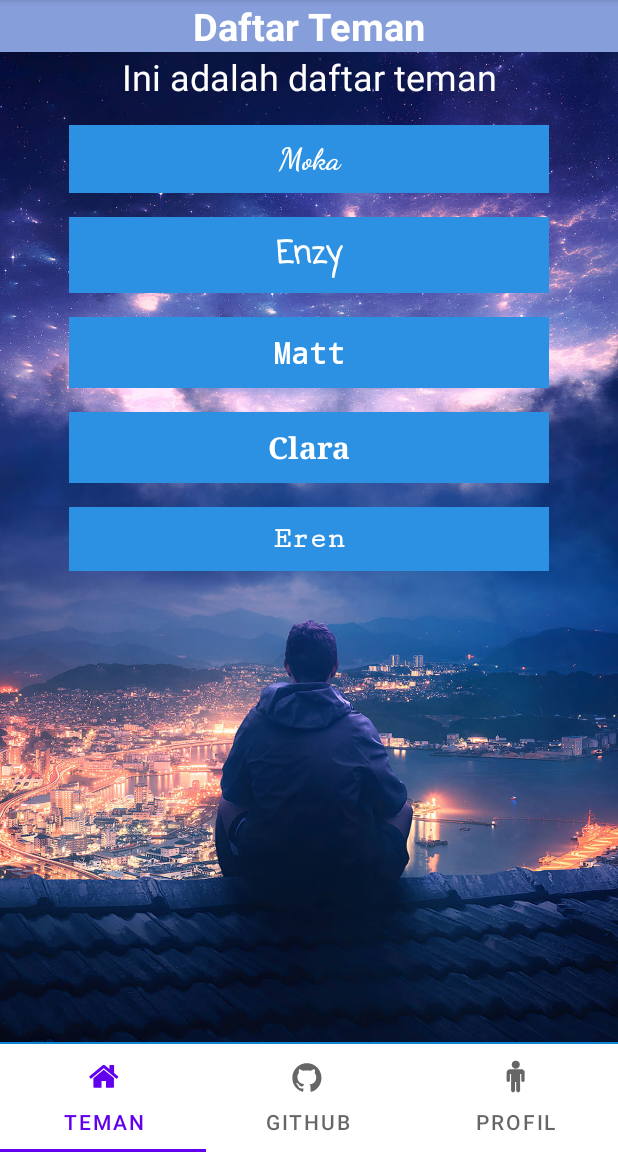
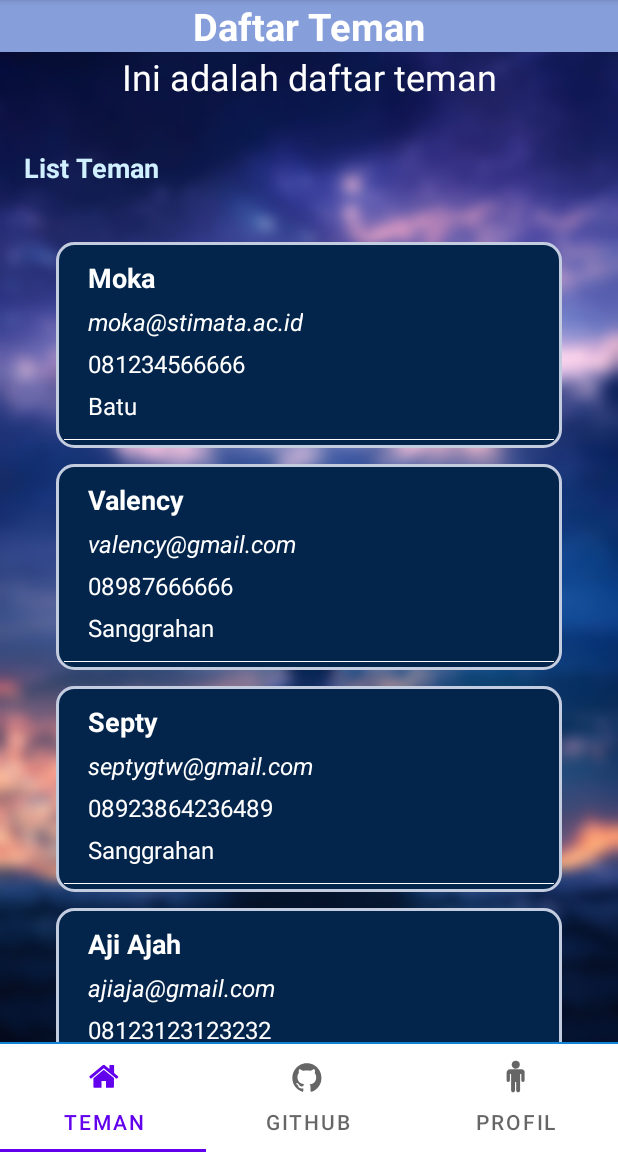
Before and after one commit to 20520005/Moch_Khafidz-ViewPager, an Android app: the screen it shows after launch (MainActivity), on a phone screen of 412 x 824 dp, the part 84-1236 px from its top. Run offline under Robolectric (Android 15) with nearby library versions, the phone set to English and light mode, and no system bars.

Commit message:
RecyclerView
tugas praktikum 9 ppb1

```diff
--- /dev/null
+++ b/app/src/main/java/com/mokha/viewpagermokha/MyFriend.kt
@@ -0,0 +1,9 @@
+package com.mokha.viewpagermokha
+
+class MyFriend (
+    val nama : String,
+    val jekel : String,
+    val email : String,
+    val telp : String,
+    val alamat : String
+)
--- /dev/null
+++ b/app/src/main/java/com/mokha/viewpagermokha/MyFriendAdapter.kt
@@ -0,0 +1,35 @@
+package com.mokha.viewpagermokha
+
+import android.content.Context
+import android.view.LayoutInflater
+import android.view.View
+import android.view.ViewGroup
+import androidx.fragment.app.FragmentContainerView
+import androidx.recyclerview.widget.RecyclerView
+import kotlinx.android.extensions.LayoutContainer
+import kotlinx.android.synthetic.main.my_friends_item.*
+
+class MyFriendAdapter (private val context: Context, private val items: ArrayList<MyFriend>):
+    RecyclerView.Adapter<MyFriendAdapter.ViewHolder>()  {
+    override fun onCreateViewHolder(parent: ViewGroup, viewType: Int)=ViewHolder(
+        LayoutInflater.from(context).inflate(R.layout.my_friends_item, parent, false)
+    )
+
+    override fun getItemCount(): Int {
+        return items.size
+    }
+
+    override fun onBindViewHolder(holder: ViewHolder, position: Int) {
+        holder.bindItem(items.get(position))
+    }
+
+    class ViewHolder(override val containerView:View):
+            RecyclerView.ViewHolder(containerView), LayoutContainer{
+                fun bindItem(item:MyFriend) {
+                    txtFriendName.text=item.nama
+                    txtFriendEmail.text=item.email
+                    txtFriendTelp.text=item.telp
+                    txtFriendAlamat.text=item.alamat
+                }
+            }
+}
--- a/app/src/main/java/com/mokha/viewpagermokha/MyFriendsFragment.kt
+++ b/app/src/main/java/com/mokha/viewpagermokha/MyFriendsFragment.kt
@@ -6,8 +6,58 @@ import android.view.View
 import android.view.ViewGroup
 import androidx.annotation.Nullable
 import androidx.fragment.app.Fragment
+import androidx.recyclerview.widget.LinearLayoutManager
+import kotlinx.android.synthetic.*
+import kotlinx.android.synthetic.main.fragment_my_friends.*
 
 class MyFriendsFragment : Fragment() {
+    lateinit var listTeman:ArrayList<MyFriend>
+
+    private fun simulasiDataTeman(){
+        listTeman= ArrayList()
+        listTeman.add(
+            MyFriend("Moka", "Laki-laki", "moka@stimata.ac.id",
+        "081234566666", "Batu")
+        )
+        listTeman.add(
+            MyFriend("Valency", "Perempuan", "valency@gmail.com",
+        "08987666666", "Sanggrahan")
+        )
+        listTeman.add(
+            MyFriend("Septy", "Perempuan", "septygtw@gmail.com",
+                "08923864236489", "Sanggrahan")
+        )
+        listTeman.add(
+            MyFriend("Aji Ajah", "Laki-laki", "ajiaja@gmail.com",
+                "08123123123232", "Kediri")
+        )
+        listTeman.add(
+            MyFriend("Michael", "Laki-laki", "mightymikey@gmail.com",
+                "0217474834845", "Tokyo")
+        )
+        listTeman.add(
+            MyFriend("Selina", "Perempuan", "selinsalon@gmail.com",
+                "0858383893898", "Bumiaji")
+        )
+        listTeman.add(
+            MyFriend("Stuard", "Laki-laki", "stuardyou@gmail.com",
+                "0123123156", "London")
+        )
+        listTeman.add(
+            MyFriend("James", "Laki-laki", "jameslikejams@gmail.com",
+                "02198964574", "Kentucky")
+        )
+        listTeman.add(
+            MyFriend("Sasha", "Perempuan", "sashasausage@gmail.com",
+                "0678335728", "Great Britain")
+        )
+    }
+
+    private fun tampilTeman(){
+        rv_listMyfriends.layoutManager=LinearLayoutManager(activity)
+        rv_listMyfriends.adapter=MyFriendAdapter(activity!!, listTeman)
+    }
+
     override fun onCreate(savedInstanceState: Bundle?) {
         super.onCreate(savedInstanceState)
     }
@@ -22,5 +72,16 @@ class MyFriendsFragment : Fragment() {
 
     override fun onViewCreated(view: View, @Nullable savedInstanceState: Bundle?) {
         super.onViewCreated(view, savedInstanceState)
+        initView()
+    }
+
+    private fun initView(){
+        simulasiDataTeman()
+        tampilTeman()
+    }
+
+    override fun onDestroy() {
+        super.onDestroy()
+        this.clearFindViewByIdCache()
     }
 }
--- /dev/null
+++ b/app/src/main/res/drawable/bentuk.xml
@@ -0,0 +1,26 @@
+<?xml version="1.0" encoding="utf-8"?>
+<shape
+    xmlns:android="http://schemas.android.com/apk/res/android"
+    android:shape="rectangle"   >
+
+    <solid
+        android:color="#03254c" >
+    </solid>
+
+    <stroke
+        android:width="2dp"
+        android:color="#C4CDE0" >
+    </stroke>
+
+    <padding
+        android:left="5dp"
+        android:top="5dp"
+        android:right="5dp"
+        android:bottom="5dp"    >
+    </padding>
+
+    <corners
+        android:radius="11dp"   >
+    </corners>
+
+</shape>
--- a/app/src/main/res/layout/fragment_github.xml
+++ b/app/src/main/res/layout/fragment_github.xml
@@ -8,7 +8,7 @@
         android:layout_width="match_parent"
         android:layout_height="match_parent"
         android:src="@drawable/mokalone"
-        android:scaleType="centerCrop"/>
+        android:scaleType="centerCrop" />
 
     <TextView
         android:layout_width="match_parent"
--- a/app/src/main/res/layout/fragment_my_friends.xml
+++ b/app/src/main/res/layout/fragment_my_friends.xml
@@ -7,7 +7,7 @@
     <ImageView
         android:layout_width="match_parent"
         android:layout_height="match_parent"
-        android:src="@drawable/mokalone"
+        android:src="@drawable/mokaloneblr"
         android:scaleType="centerCrop"/>
 
     <TextView
@@ -34,94 +34,42 @@
         android:gravity="center"
         android:layout_below="@id/text_view"/>
 
-    <TextView
-        android:id="@+id/nama1"
-        android:layout_width="320dp"
-        android:layout_height="wrap_content"
-        android:layout_marginBottom="@dimen/activity_vertical_margin"
-        android:layout_marginLeft="@dimen/activity_horizontal_margin"
-        android:layout_marginRight="@dimen/activity_horizontal_margin"
-        android:text="Moka"
-        android:textSize="20dp"
-        android:textColor="@color/white"
-        android:textAlignment="center"
-        android:textStyle="bold"
-        android:fontFamily="cursive"
-        android:padding="10dp"
-        android:background="#2d91e3"
-        android:layout_centerInParent="true"
-        android:layout_below="@id/text_view2"/>
+
 
     <TextView
-        android:id="@+id/nama2"
-        android:layout_width="320dp"
+        android:id="@+id/text_view3"
+        android:layout_width="match_parent"
         android:layout_height="wrap_content"
-        android:layout_marginBottom="@dimen/activity_vertical_margin"
-        android:layout_marginLeft="@dimen/activity_horizontal_margin"
-        android:layout_marginRight="@dimen/activity_horizontal_margin"
-        android:text="Enzy"
-        android:textSize="20dp"
-        android:textColor="@color/white"
-        android:textAlignment="center"
+        android:textSize="18sp"
+        android:layout_margin="16dp"
+        android:text="List Teman"
         android:textStyle="bold"
-        android:fontFamily="casual"
-        android:padding="10dp"
-        android:background="#2d91e3"
-        android:layout_centerInParent="true"
-        android:layout_below="@id/nama1"/>
+        android:textColor="#d0efff"
+        android:layout_below="@id/text_view2"/>
+    <ScrollView
+        android:layout_width="match_parent"
+        android:layout_height="wrap_content"
+        android:fillViewport="true"
+        android:layout_below="@id/text_view3">
 
-    <TextView
-        android:id="@+id/nama3"
-        android:layout_width="320dp"
-        android:layout_height="wrap_content"
-        android:layout_marginBottom="@dimen/activity_vertical_margin"
-        android:layout_marginLeft="@dimen/activity_horizontal_margin"
-        android:layout_marginRight="@dimen/activity_horizontal_margin"
-        android:text="Matt"
-        android:textSize="20dp"
-        android:textColor="@color/white"
-        android:textAlignment="center"
-        android:textStyle="bold"
-        android:fontFamily="monospace"
-        android:padding="10dp"
-        android:background="#2d91e3"
-        android:layout_centerInParent="true"
-        android:layout_below="@id/nama2"/>
+        <LinearLayout
+            android:layout_width="match_parent"
+            android:layout_height="wrap_content"
+            android:orientation="vertical"
+            android:layout_marginLeft="@dimen/activity_vertical_margin"
+            android:layout_marginRight="@dimen/activity_vertical_margin">
 
-    <TextView
-        android:id="@+id/nama4"
-        android:layout_width="320dp"
-        android:layout_height="wrap_content"
-        android:layout_marginBottom="@dimen/activity_vertical_margin"
-        android:layout_marginLeft="@dimen/activity_horizontal_margin"
-        android:layout_marginRight="@dimen/activity_horizontal_margin"
-        android:text="Clara"
-        android:textSize="20dp"
-        android:textColor="@color/white"
-        android:textAlignment="center"
-        android:textStyle="bold"
-        android:fontFamily="serif"
-        android:padding="10dp"
-        android:background="#2d91e3"
-        android:layout_centerInParent="true"
-        android:layout_below="@id/nama3"/>
+            <androidx.recyclerview.widget.RecyclerView
+            android:layout_width="match_parent"
+            android:layout_height="wrap_content"
+            android:id="@+id/rv_listMyfriends"
+            android:layout_margin="16dp"
+            android:layout_below="@id/text_view3"/>
 
-    <TextView
-        android:id="@+id/nama5"
-        android:layout_width="320dp"
-        android:layout_height="wrap_content"
-        android:layout_marginBottom="@dimen/activity_vertical_margin"
-        android:layout_marginLeft="@dimen/activity_horizontal_margin"
-        android:layout_marginRight="@dimen/activity_horizontal_margin"
-        android:text="Eren"
-        android:textSize="20dp"
-        android:textColor="@color/white"
-        android:textAlignment="center"
-        android:textStyle="bold"
-        android:fontFamily="serif-monospace"
-        android:padding="10dp"
-        android:background="#2d91e3"
-        android:layout_centerInParent="true"
-        android:layout_below="@id/nama4"/>
+        </LinearLayout>
+    </ScrollView>
+
+
+
 
 </RelativeLayout>
--- a/app/src/main/res/layout/fragment_profile.xml
+++ b/app/src/main/res/layout/fragment_profile.xml
@@ -34,13 +34,25 @@
         android:gravity="center"
         android:layout_below="@id/text_view"/>
 
+    <ScrollView
+        android:layout_width="match_parent"
+        android:layout_height="wrap_content"
+        android:fillViewport="true"
+        android:layout_below="@id/text_view2">
+
+    <LinearLayout
+        android:layout_width="match_parent"
+        android:layout_height="wrap_content"
+        android:orientation="vertical"
+        android:layout_gravity="center">
+
     <ImageView
         android:id="@+id/foto_profil"
         android:layout_width="170dp"
         android:layout_height="170dp"
         android:src="@drawable/mokkss"
-        android:layout_centerInParent="true"
-        android:layout_below="@id/text_view2"/>
+        android:layout_gravity="center"
+        android:layout_marginTop="@dimen/activity_vertical_margin"/>
 
     <TextView
         android:id="@+id/nama_profil"
@@ -54,10 +66,9 @@
         android:textStyle="bold"
         android:fontFamily="serif-monospace"
         android:textAlignment="center"
-        android:layout_centerInParent="true"
+        android:layout_gravity="center"
         android:padding="10dp"
-        android:background="#2d91e3"
-        android:layout_below="@id/foto_profil"/>
+        android:background="@drawable/bentuk" />
 
     <TextView
         android:id="@+id/nim_profil"
@@ -70,10 +81,9 @@
         android:textStyle="bold"
         android:fontFamily="serif-monospace"
         android:textAlignment="center"
-        android:layout_centerInParent="true"
+        android:layout_gravity="center"
         android:padding="10dp"
-        android:background="#2d91e3"
-        android:layout_below="@id/nama_profil"/>
+        android:background="@drawable/bentuk" />
 
     <TextView
         android:id="@+id/prodi_profil"
@@ -86,10 +96,11 @@
         android:textStyle="bold"
         android:fontFamily="serif-monospace"
         android:textAlignment="center"
-        android:layout_centerInParent="true"
+        android:layout_gravity="center"
         android:padding="10dp"
-        android:background="#2d91e3"
-        android:layout_below="@id/nim_profil"/>
+        android:background="@drawable/bentuk" />
 
+    </LinearLayout>
+    </ScrollView>
 
 </RelativeLayout>
--- /dev/null
+++ b/app/src/main/res/layout/my_friends_item.xml
@@ -0,0 +1,59 @@
+<?xml version="1.0" encoding="utf-8"?>
+<LinearLayout xmlns:android="http://schemas.android.com/apk/res/android"
+    android:layout_width="match_parent"
+    android:layout_height="wrap_content"
+    android:orientation="vertical"
+    android:layout_margin="5dp"
+    android:padding="5dp"
+    android:background="@drawable/bentuk">
+
+    <TextView
+        android:layout_width="wrap_content"
+        android:layout_height="wrap_content"
+        android:id="@+id/txtFriendName"
+        android:text="Nama"
+        android:textStyle="bold"
+        android:textSize="18sp"
+        android:layout_marginTop="6dp"
+        android:textColor="@color/white"
+        android:layout_marginLeft="@dimen/activity_vertical_margin" />
+
+    <TextView
+        android:layout_width="wrap_content"
+        android:layout_height="wrap_content"
+        android:id="@+id/txtFriendEmail"
+        android:text="Email"
+        android:textStyle="italic"
+        android:textSize="16sp"
+        android:layout_marginTop="6dp"
+        android:textColor="@color/white"
+        android:layout_marginLeft="@dimen/activity_vertical_margin" />
+
+    <TextView
+        android:layout_width="wrap_content"
+        android:layout_height="wrap_content"
+        android:id="@+id/txtFriendTelp"
+        android:text="Telp"
+        android:textSize="16sp"
+        android:layout_marginTop="6dp"
+        android:textColor="@color/white"
+        android:layout_marginLeft="@dimen/activity_vertical_margin" />
+
+    <TextView
+        android:layout_width="wrap_content"
+        android:layout_height="wrap_content"
+        android:id="@+id/txtFriendAlamat"
+        android:text="Alamat"
+        android:textSize="16sp"
+        android:layout_marginTop="6dp"
+        android:textColor="@color/white"
+        android:layout_marginLeft="@dimen/activity_vertical_margin"
+        android:layout_marginBottom="6dp"/>
+
+    <View
+        android:layout_width="match_parent"
+        android:layout_height="0.5dp"
+        android:layout_marginTop="5dp"
+        android:background="@color/white"/>
+
+</LinearLayout>
```
Also changed, not shown: app/build.gradle (+9 -0 lines), app/src/main/res/drawable/mokaloneblr.jpg (added).
